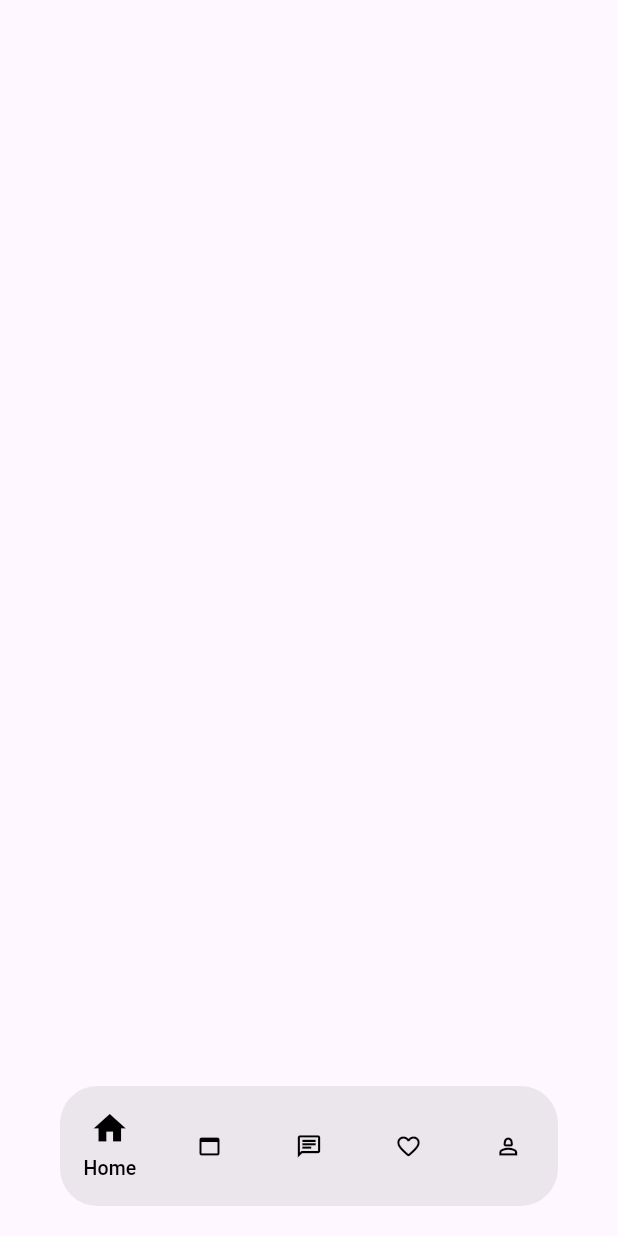
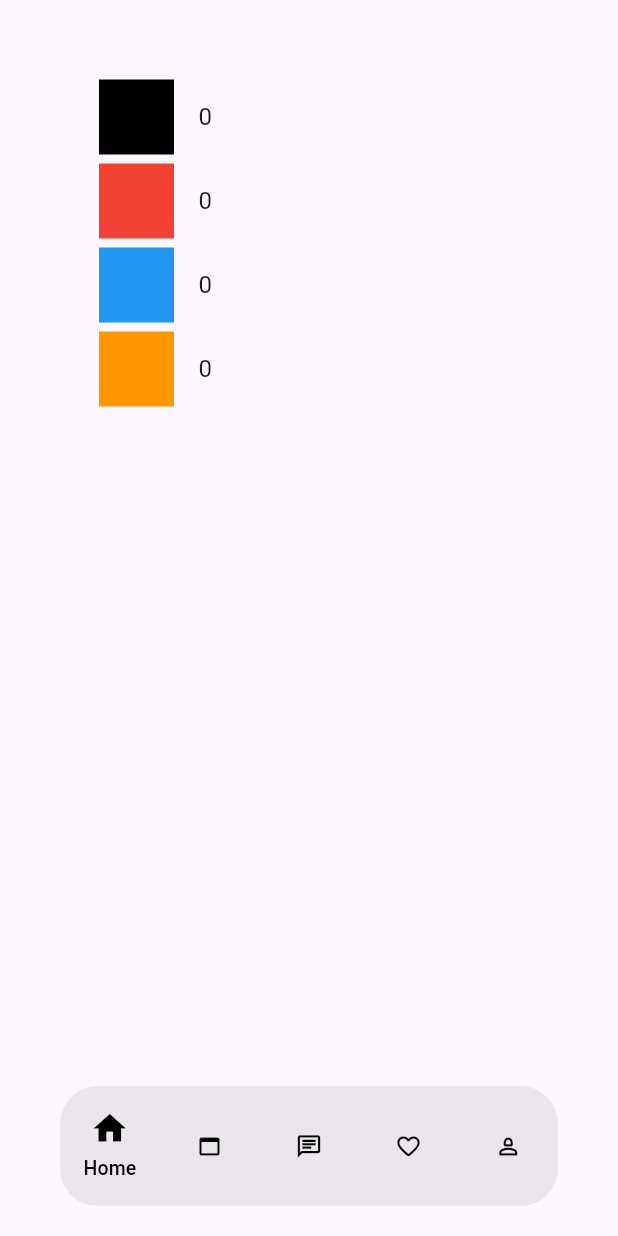
Before and after one commit to Prafulpatnecha/flutter_bottom_Navigation, a Flutter app: the HomePage1 screen opened by its route, on a phone screen of 412 x 824 dp. Run offline on Flutter 3.47's test engine with Material 3 defaults, Android fonts, the phone set to English and light mode, and no system bars.

Commit message:
01/12/24

```diff
--- a/lib/main.dart
+++ b/lib/main.dart
@@ -32,7 +32,25 @@ class HomePage1 extends StatelessWidget {
   Widget build(BuildContext context) {
     BottomClass.bottomClass.listContextAddBottomMethod(context);
     return Scaffold(
-      bottomNavigationBar: bottomIconNavigator(context: context, selectText: "selectText"),
+      body: Stack(
+        children: [
+          Padding(
+            padding: const EdgeInsets.all(50.0),
+            child: ListView.builder(
+              itemCount: colorSet.length,
+              itemBuilder: (context, index) => ListTile(
+                leading: Container(
+                  height: 50,
+                  width: 50,
+                  color: colorSet[index],
+                ),
+                title: Text(0.toString()),
+              ),),
+          ),
+          bottomIconNavigator(context: context, selectText: "selectText"),
+        ],
+      ),
+      // bottomNavigationBar: bottomIconNavigator(context: context, selectText: "selectText"),
     );
   }
 }
```
